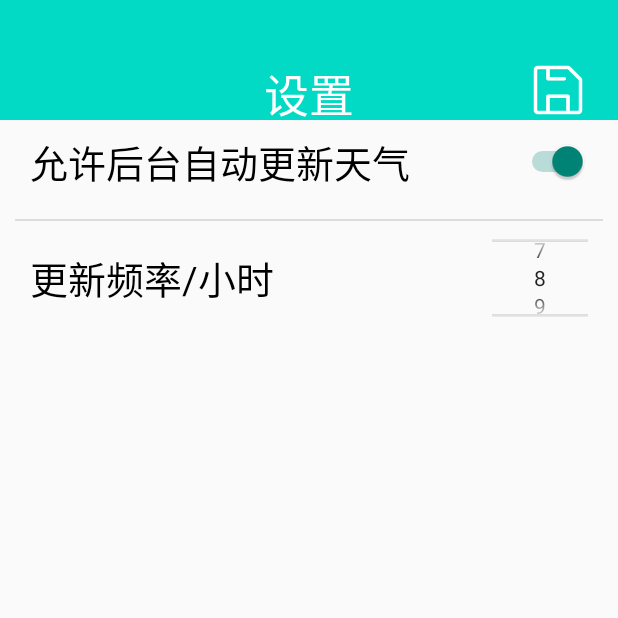
After one commit to xu121test/coolweather, an Android app: the SettingActivity screen opened directly, with no data from a screen before it, on a phone screen of 412 x 824 dp, the top half of it. The commit adds this screen. Run offline under Robolectric (Android 15) with nearby library versions, the phone set to English and light mode, and no system bars.

Commit message:
添加设置界面（功能未生效）

```diff
--- a/app/src/main/AndroidManifest.xml
+++ b/app/src/main/AndroidManifest.xml
@@ -13,10 +13,14 @@
         android:supportsRtl="true"
         android:theme="@style/Theme.CoolWeather"
         android:usesCleartextTraffic="true">
+        <activity
+            android:name=".SettingActivity"
+            android:exported="false" />
+
         <service
             android:name=".service.AutoUpdateService"
             android:enabled="true"
-            android:exported="true"></service>
+            android:exported="true" />
 
         <activity
             android:name=".WeatherActivity"
--- /dev/null
+++ b/app/src/main/java/com/example/coolweather/SettingActivity.java
@@ -0,0 +1,78 @@
+package com.example.coolweather;
+
+import androidx.appcompat.app.AppCompatActivity;
+
+import android.content.Context;
+import android.content.Intent;
+import android.content.SharedPreferences;
+import android.graphics.Color;
+import android.os.Build;
+import android.os.Bundle;
+import android.view.View;
+import android.widget.Button;
+import android.widget.CompoundButton;
+import android.widget.NumberPicker;
+import android.widget.Switch;
+
+import com.example.coolweather.util.SettingInfo;
+
+public class SettingActivity extends AppCompatActivity {
+    private Button save_bt;
+    private Switch switch_bt;
+    private NumberPicker numberPicker;
+    private int def;
+    private boolean flag;
+    private SharedPreferences prefs;
+
+    @Override
+    protected void onCreate(Bundle savedInstanceState) {
+        super.onCreate(savedInstanceState);
+        if (Build.VERSION.SDK_INT >= Build.VERSION_CODES.M) {
+            View decorView = getWindow().getDecorView();
+            int option = View.SYSTEM_UI_FLAG_LAYOUT_FULLSCREEN;
+            decorView.setSystemUiVisibility(option);
+            getWindow().setStatusBarColor(Color.TRANSPARENT);
+
+        }
+
+        setContentView(R.layout.activity_setting);
+        save_bt = (Button) findViewById(R.id.ok_bt);
+        switch_bt = (Switch) findViewById(R.id.switch_bt);
+
+        numberPicker = (NumberPicker) findViewById(R.id.num_picker);
+        numberPicker.setMinValue(1);
+        numberPicker.setMaxValue(24);
+        prefs = getSharedPreferences("SettingInfo", Context.MODE_PRIVATE);
+        def = prefs.getInt("update", 8);
+        flag = prefs.getBoolean("isAllowUpdate", true);
+
+        switch_bt.setChecked(flag);
+        numberPicker.setValue(def);
+        if (save_bt != null) {
+            numberPicker.setOnValueChangedListener((picker, oldv, newv) -> {
+                def = newv;
+            });
+            switch_bt.setOnCheckedChangeListener(new CompoundButton.OnCheckedChangeListener() {
+                @Override
+                public void onCheckedChanged(CompoundButton compoundButton, boolean b) {
+                    flag = b;
+                }
+            });
+            save_bt.setOnClickListener(new View.OnClickListener() {
+                @Override
+                public void onClick(View view) {
+                    SharedPreferences.Editor editor = prefs.edit();
+                    editor.putInt("update", def);
+                    editor.putBoolean("isAllowUpdate", flag);
+                    editor.apply();
+
+                    SettingInfo settingInfo = new SettingInfo(flag, def);
+                    Intent intent = new Intent();
+                    intent.putExtra("settingInfo", settingInfo);
+                    setResult(RESULT_OK, intent);
+                    finish();
+                }
+            });
+        }
+    }
+}
--- /dev/null
+++ b/app/src/main/res/layout/activity_setting.xml
@@ -0,0 +1,107 @@
+<?xml version="1.0" encoding="utf-8"?>
+<LinearLayout xmlns:android="http://schemas.android.com/apk/res/android"
+    android:layout_width="match_parent"
+    android:layout_height="match_parent"
+    android:orientation="vertical">
+
+    <RelativeLayout
+        android:layout_width="match_parent"
+        android:layout_height="80dp"
+        android:background="@color/teal_200">
+
+        <TextView
+            android:id="@+id/setting_text"
+            android:layout_width="wrap_content"
+            android:layout_height="wrap_content"
+            android:layout_centerHorizontal="true"
+            android:layout_marginTop="40dp"
+            android:text="设置"
+            android:textColor="#fff"
+            android:textSize="30sp" />
+
+        <Button
+            android:id="@+id/ok_bt"
+            android:layout_width="40dp"
+            android:layout_height="40dp"
+            android:layout_alignParentEnd="true"
+            android:layout_marginTop="40dp"
+            android:layout_marginRight="20dp"
+            android:background="@drawable/save"
+            android:foreground="?android:attr/selectableItemBackground" />
+    </RelativeLayout>
+
+<!--    <ImageView-->
+<!--        android:id="@+id/setting_line1"-->
+<!--        android:layout_width="match_parent"-->
+<!--        android:layout_height="1dp"-->
+<!--        android:layout_margin="10dp"-->
+<!--        android:background="#DCDCDC" />-->
+
+    <RelativeLayout
+        android:layout_width="match_parent"
+        android:layout_height="?attr/actionBarSize">
+
+        <TextView
+            android:layout_width="wrap_content"
+            android:layout_height="wrap_content"
+            android:layout_alignParentLeft="true"
+            android:layout_centerVertical="true"
+            android:layout_marginLeft="20dp"
+            android:text="允许后台自动更新天气"
+            android:textColor="#000"
+            android:textSize="25sp" />
+
+        <Switch
+            android:id="@+id/switch_bt"
+            android:layout_width="wrap_content"
+            android:layout_height="wrap_content"
+            android:layout_alignParentEnd="true"
+            android:layout_centerVertical="true"
+            android:layout_marginRight="20dp"
+            android:textOff="off"
+            android:textOn="on" />
+
+    </RelativeLayout>
+
+    <ImageView
+        android:id="@+id/setting_line2"
+        android:layout_width="match_parent"
+        android:layout_height="1dp"
+        android:layout_margin="10dp"
+        android:background="#DCDCDC" />
+
+    <RelativeLayout
+        android:layout_width="match_parent"
+        android:layout_height="?attr/actionBarSize">
+
+        <TextView
+            android:layout_width="wrap_content"
+            android:layout_height="wrap_content"
+            android:layout_alignParentLeft="true"
+            android:layout_centerVertical="true"
+            android:layout_marginLeft="20dp"
+            android:text="更新频率/小时"
+            android:textColor="#000"
+            android:textSize="25sp" />
+
+        <NumberPicker
+            android:id="@+id/num_picker"
+            android:layout_width="wrap_content"
+            android:layout_height="wrap_content"
+            android:layout_alignParentEnd="true"
+            android:layout_centerVertical="true"
+            android:layout_marginRight="20dp"
+            android:checked="true"
+            android:focusable="true"
+            android:focusableInTouchMode="true" />
+    </RelativeLayout>
+
+<!--    <ImageView-->
+<!--        android:id="@+id/setting_line3"-->
+<!--        android:layout_width="match_parent"-->
+<!--        android:layout_height="1dp"-->
+<!--        android:layout_margin="10dp"-->
+<!--        android:background="#DCDCDC" />-->
+
+
+</LinearLayout>
--- /dev/null
+++ b/app/src/main/res/menu/new_menu.xml
@@ -0,0 +1,6 @@
+<?xml version="1.0" encoding="utf-8"?>
+<menu xmlns:android="http://schemas.android.com/apk/res/android">
+    <item
+        android:id="@+id/setting"
+        android:title="设置"/>
+</menu>
```
Also changed, not shown: app/src/main/java/com/example/coolweather/WeatherActivity.java (+30 -0 lines), app/src/main/java/com/example/coolweather/service/AutoUpdateService.java (+18 -10 lines), app/src/main/java/com/example/coolweather/util/SettingInfo.java (added, +64 -0 lines), app/src/main/res/layout/choose_area.xml (+6 -3 lines), app/src/main/res/layout/title.xml (+13 -3 lines), app/src/main/res/drawable/menu.png (added), app/src/main/res/drawable/save.png (added).
